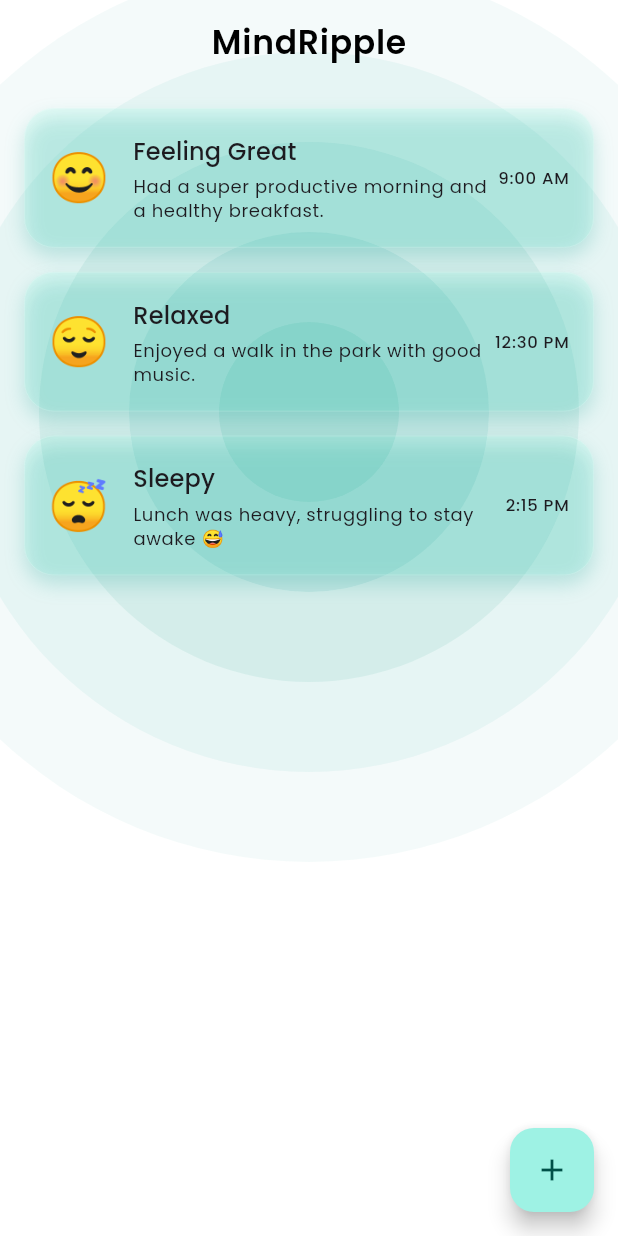
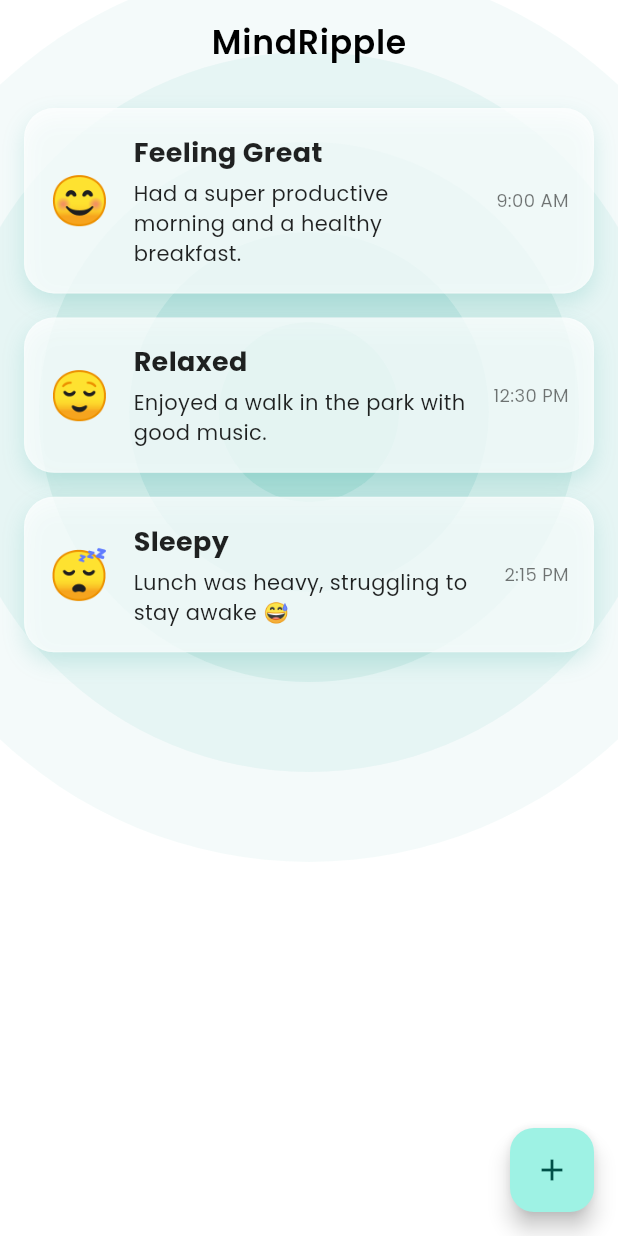
Before and after one commit to greyscriptdg/MindRipple_UI, a Flutter app: the screen it shows after launch, on a phone screen of 412 x 824 dp. Run offline on Flutter 3.47's test engine with Material 3 defaults, Android fonts, the phone set to English and light mode, and no system bars; our stand-ins replace google_fonts.

Commit message:
fix: add selection feedback for emojis in Add Mood screen (#2)
Added background glow and border highlight to selected emoji. Improved UX for mood selection.

```diff
--- a/lib/components/emoji_slider.dart
+++ b/lib/components/emoji_slider.dart
@@ -45,14 +45,14 @@ class _EmojiSliderState extends State<EmojiSlider> {
               decoration: BoxDecoration(
                 color: isSelected
                     ? Theme.of(context).brightness == Brightness.dark
-                        ? Colors.white.withOpacity(0.2)
-                        : Colors.teal.withOpacity(0.2)
+                        ? Colors.tealAccent.withOpacity(0.3)
+                        : Colors.teal.withOpacity(0.25)
                     : Colors.transparent,
                 borderRadius: BorderRadius.circular(16),
                 border: isSelected
                     ? Border.all(
                         color: Theme.of(context).brightness == Brightness.dark
-                            ? Colors.white
+                            ? Colors.tealAccent
                             : Colors.teal,
                         width: 2,
                       )
--- a/lib/components/mood_card.dart
+++ b/lib/components/mood_card.dart
@@ -13,38 +13,67 @@ class MoodCard extends StatelessWidget {
       padding: const EdgeInsets.all(16),
       decoration: BoxDecoration(
         color: Theme.of(context).brightness == Brightness.dark
-            ? Colors.white.withOpacity(0.05)
-            : Colors.tealAccent.withOpacity(0.1),
+            ? const Color(0xFF0E1B1B).withOpacity(0.7) // Dark glass
+            : Colors.white.withOpacity(0.75), // Light mode glass
         borderRadius: BorderRadius.circular(20),
+        border: Border.all(
+          color: Colors.white.withOpacity(0.2),
+          width: 0.8,
+        ),
         boxShadow: [
           BoxShadow(
             color: Theme.of(context).brightness == Brightness.dark
-                ? Colors.black.withOpacity(0.2)
-                : Colors.teal.withOpacity(0.2),
-            blurRadius: 10,
+                ? Colors.black.withOpacity(0.4)
+                : Colors.teal.withOpacity(0.15),
+            blurRadius: 12,
             offset: const Offset(0, 6),
-          )
+          ),
         ],
-        border: Border.all(
-          color: Colors.white.withOpacity(0.2),
-          width: 0.6,
-        ),
       ),
       child: Row(
         children: [
-          Text(entry.emoji, style: const TextStyle(fontSize: 32)),
+          Text(
+            entry.emoji,
+            style: const TextStyle(fontSize: 32),
+          ),
           const SizedBox(width: 16),
           Expanded(
             child: Column(
               crossAxisAlignment: CrossAxisAlignment.start,
               children: [
-                Text(entry.title, style: Theme.of(context).textTheme.titleMedium),
+                Text(
+                  entry.title,
+                  style: TextStyle(
+                    fontSize: 18,
+                    fontWeight: FontWeight.bold,
+                    color: Theme.of(context).brightness == Brightness.dark
+                        ? Colors.white
+                        : Colors.black87,
+                  ),
+                ),
                 const SizedBox(height: 4),
-                Text(entry.note, style: Theme.of(context).textTheme.bodySmall),
+                Text(
+                  entry.note,
+                  style: TextStyle(
+                    fontSize: 14,
+                    color: Theme.of(context).brightness == Brightness.dark
+                        ? Colors.white70
+                        : Colors.black87,
+                  ),
+                ),
               ],
             ),
           ),
-          Text(entry.time, style: Theme.of(context).textTheme.labelSmall),
+          const SizedBox(width: 8),
+          Text(
+            entry.time,
+            style: TextStyle(
+              fontSize: 12,
+              color: Theme.of(context).brightness == Brightness.dark
+                  ? Colors.white54
+                  : Colors.black54,
+            ),
+          ),
         ],
       ),
     );
```
Also changed, not shown: 12 other files.
